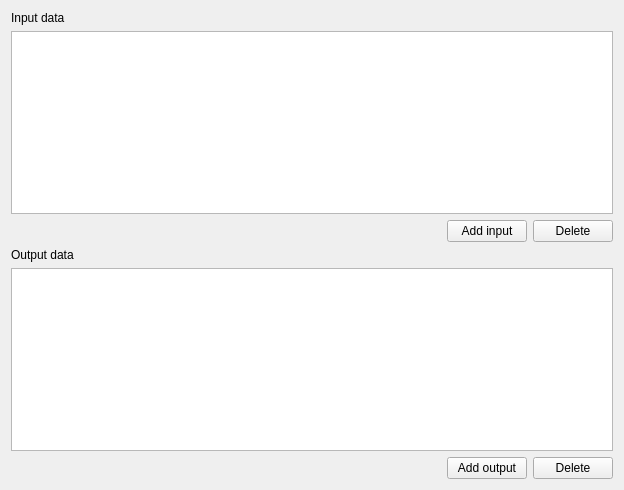
Old version of the form src/plugins/workflow_designer/src/library/create_cmdline_based_worker/CreateCmdlineBasedWorkerWizardInputOutputPage.ui in the repository violethaze74/ugene.
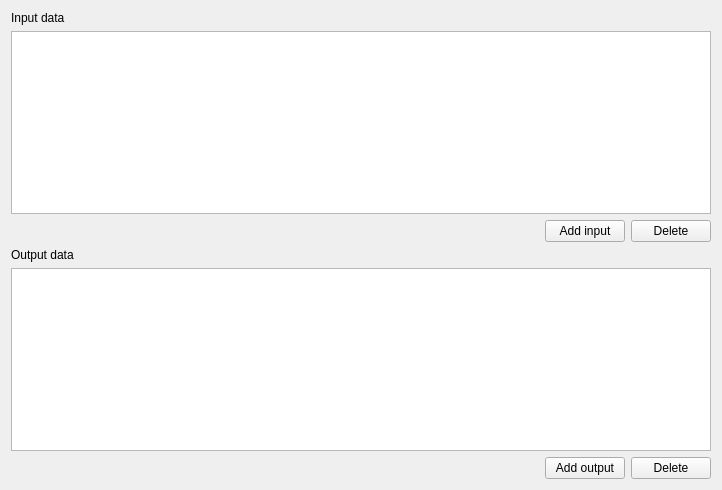
New version of the form.

Commit message: UGENE-6467. Shifted layout in tables when adding a port or a parameter

```diff
--- a/src/plugins/workflow_designer/src/library/create_cmdline_based_worker/CreateCmdlineBasedWorkerWizardInputOutputPage.ui
+++ b/src/plugins/workflow_designer/src/library/create_cmdline_based_worker/CreateCmdlineBasedWorkerWizardInputOutputPage.ui
@@ -23,9 +23,21 @@
    </item>
    <item>
     <widget class="QTableView" name="tvInput">
+     <property name="minimumSize">
+      <size>
+       <width>700</width>
+       <height>0</height>
+      </size>
+     </property>
      <property name="selectionMode">
       <enum>QAbstractItemView::SingleSelection</enum>
      </property>
+     <attribute name="verticalHeaderVisible">
+      <bool>false</bool>
+     </attribute>
+     <attribute name="verticalHeaderHighlightSections">
+      <bool>false</bool>
+     </attribute>
     </widget>
    </item>
    <item>
@@ -71,9 +83,21 @@
    </item>
    <item>
     <widget class="QTableView" name="tvOutput">
+     <property name="minimumSize">
+      <size>
+       <width>700</width>
+       <height>0</height>
+      </size>
+     </property>
      <property name="selectionMode">
       <enum>QAbstractItemView::SingleSelection</enum>
      </property>
+     <attribute name="verticalHeaderVisible">
+      <bool>false</bool>
+     </attribute>
+     <attribute name="verticalHeaderHighlightSections">
+      <bool>false</bool>
+     </attribute>
     </widget>
    </item>
    <item>
```
The commit also changes 2 other files.
